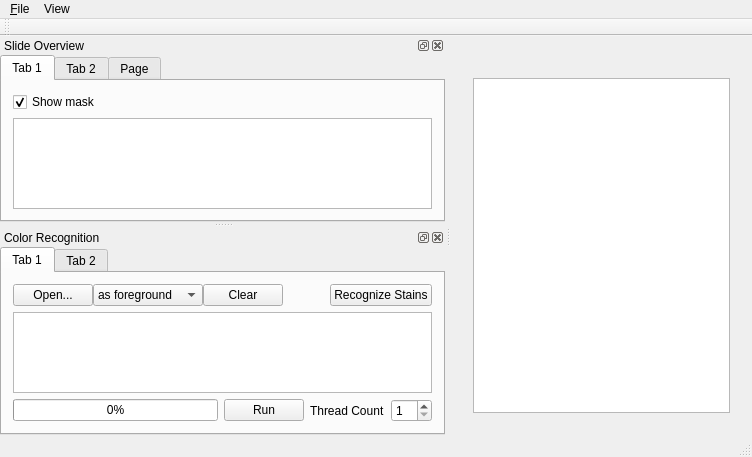
frankyeh/WSRecognizer, file mainwindow.ui: the form before one commit.
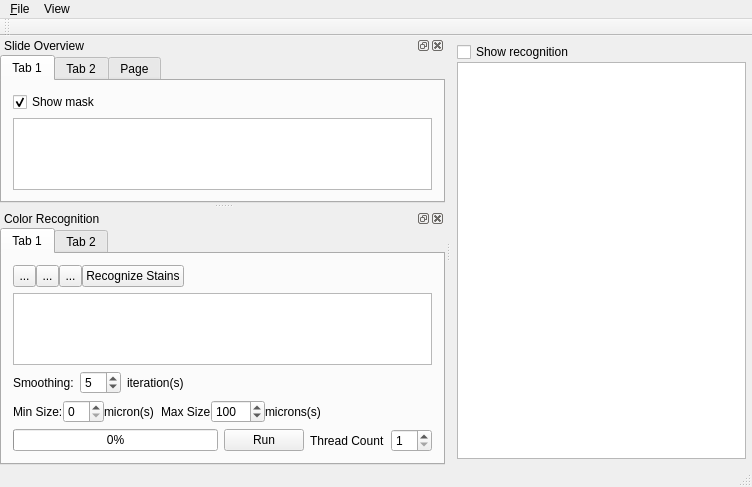
The form after the commit. Icons and pictures are not drawn.

Commit message: add SVM model

Patch:
```diff
--- a/mainwindow.ui
+++ b/mainwindow.ui
@@ -7,7 +7,7 @@
     <x>0</x>
     <y>0</y>
     <width>752</width>
-    <height>457</height>
+    <height>470</height>
    </rect>
   </property>
   <property name="windowTitle">
@@ -15,11 +15,30 @@
   </property>
   <widget class="QWidget" name="centralWidget">
    <layout class="QVBoxLayout" name="verticalLayout_2">
+    <property name="spacing">
+     <number>0</number>
+    </property>
+    <property name="margin">
+     <number>6</number>
+    </property>
     <item>
      <widget class="QWidget" name="widget" native="true">
       <layout class="QVBoxLayout" name="verticalLayout_7">
+       <property name="spacing">
+        <number>0</number>
+       </property>
+       <property name="margin">
+        <number>0</number>
+       </property>
        <item>
         <layout class="QHBoxLayout" name="horizontalLayout_2">
+         <item>
+          <widget class="QCheckBox" name="show_recog">
+           <property name="text">
+            <string>Show recognition</string>
+           </property>
+          </widget>
+         </item>
          <item>
           <spacer name="horizontalSpacer_2">
            <property name="orientation">
@@ -199,58 +218,201 @@
             <number>0</number>
            </property>
            <item>
-            <widget class="QPushButton" name="open_training_image">
+            <widget class="QToolButton" name="new_model">
+             <property name="maximumSize">
+              <size>
+               <width>23</width>
+               <height>22</height>
+              </size>
+             </property>
              <property name="text">
-              <string>Open...</string>
+              <string>...</string>
              </property>
             </widget>
            </item>
            <item>
-            <widget class="QComboBox" name="stain_type">
-             <item>
-              <property name="text">
-               <string>as foreground</string>
-              </property>
-             </item>
-             <item>
-              <property name="text">
-               <string>as background</string>
-              </property>
-             </item>
-            </widget>
-           </item>
-           <item>
-            <widget class="QPushButton" name="clear_learning">
+            <widget class="QToolButton" name="open_model">
+             <property name="maximumSize">
+              <size>
+               <width>23</width>
+               <height>22</height>
+              </size>
+             </property>
              <property name="text">
-              <string>Clear</string>
+              <string>...</string>
              </property>
             </widget>
            </item>
            <item>
-            <spacer name="horizontalSpacer">
-             <property name="orientation">
-              <enum>Qt::Horizontal</enum>
-             </property>
-             <property name="sizeHint" stdset="0">
+            <widget class="QToolButton" name="save_model">
+             <property name="maximumSize">
               <size>
-               <width>40</width>
-               <height>20</height>
+               <width>23</width>
+               <height>22</height>
               </size>
              </property>
-            </spacer>
+             <property name="text">
+              <string>...</string>
+             </property>
+             <property name="icon">
+              <iconset resource="icons.qrc">
+               <normaloff>:/icons/icons/save.xpm</normaloff>:/icons/icons/save.xpm</iconset>
+             </property>
+            </widget>
            </item>
            <item>
             <widget class="QPushButton" name="recognize_stains">
+             <property name="maximumSize">
+              <size>
+               <width>16777215</width>
+               <height>22</height>
+              </size>
+             </property>
              <property name="text">
               <string>Recognize Stains</string>
              </property>
             </widget>
            </item>
+           <item>
+            <spacer name="horizontalSpacer">
+             <property name="orientation">
+              <enum>Qt::Horizontal</enum>
+             </property>
+             <property name="sizeHint" stdset="0">
+              <size>
+               <width>40</width>
+               <height>20</height>
+              </size>
+             </property>
+            </spacer>
+           </item>
           </layout>
          </item>
          <item>
           <widget class="QGraphicsView" name="train_view"/>
          </item>
+         <item>
+          <layout class="QHBoxLayout" name="horizontalLayout_7">
+           <item>
+            <widget class="QLabel" name="label_11">
+             <property name="text">
+              <string>Smoothing:</string>
+             </property>
+            </widget>
+           </item>
+           <item>
+            <widget class="QSpinBox" name="smoothing">
+             <property name="maximum">
+              <number>10</number>
+             </property>
+             <property name="singleStep">
+              <number>1</number>
+             </property>
+             <property name="value">
+              <number>5</number>
+             </property>
+            </widget>
+           </item>
+           <item>
+            <widget class="QLabel" name="label_12">
+             <property name="text">
+              <string>iteration(s)</string>
+             </property>
+            </widget>
+           </item>
+           <item>
+            <spacer name="horizontalSpacer_5">
+             <property name="orientation">
+              <enum>Qt::Horizontal</enum>
+             </property>
+             <property name="sizeHint" stdset="0">
+              <size>
+               <width>40</width>
+               <height>20</height>
+              </size>
+             </property>
+            </spacer>
+           </item>
+          </layout>
+         </item>
+         <item>
+          <layout class="QHBoxLayout" name="horizontalLayout_6">
+           <property name="spacing">
+            <number>0</number>
+           </property>
+           <item>
+            <widget class="QLabel" name="label_6">
+             <property name="text">
+              <string>Min Size:</string>
+             </property>
+            </widget>
+           </item>
+           <item>
+            <widget class="QSpinBox" name="min_size">
+             <property name="maximum">
+              <number>50</number>
+             </property>
+             <property name="singleStep">
+              <number>5</number>
+             </property>
+            </widget>
+           </item>
+           <item>
+            <widget class="QLabel" name="label_8">
+             <property name="text">
+              <string>micron(s)</string>
+             </property>
+            </widget>
+           </item>
+           <item>
+            <widget class="QLabel" name="label_10">
+             <property name="text">
+              <string/>
+             </property>
+            </widget>
+           </item>
+           <item>
+            <widget class="QLabel" name="label_7">
+             <property name="text">
+              <string>Max Size</string>
+             </property>
+            </widget>
+           </item>
+           <item>
+            <widget class="QSpinBox" name="max_size">
+             <property name="maximum">
+              <number>1000</number>
+             </property>
+             <property name="singleStep">
+              <number>5</number>
+             </property>
+             <property name="value">
+              <number>100</number>
+             </property>
+            </widget>
+           </item>
+           <item>
+            <widget class="QLabel" name="label_9">
+             <property name="text">
+              <string>microns(s)</string>
+             </property>
+            </widget>
+           </item>
+           <item>
+            <spacer name="horizontalSpacer_4">
+             <property name="orientation">
+              <enum>Qt::Horizontal</enum>
+             </property>
+             <property name="sizeHint" stdset="0">
+              <size>
+               <width>40</width>
+               <height>20</height>
+              </size>
+             </property>
+            </spacer>
+           </item>
+          </layout>
+         </item>
          <item>
           <layout class="QHBoxLayout" name="horizontalLayout_4">
            <item>
```
Left out of the diff: 12 changed lines with no effect on the pictures. The commit also changes 46 other files.
